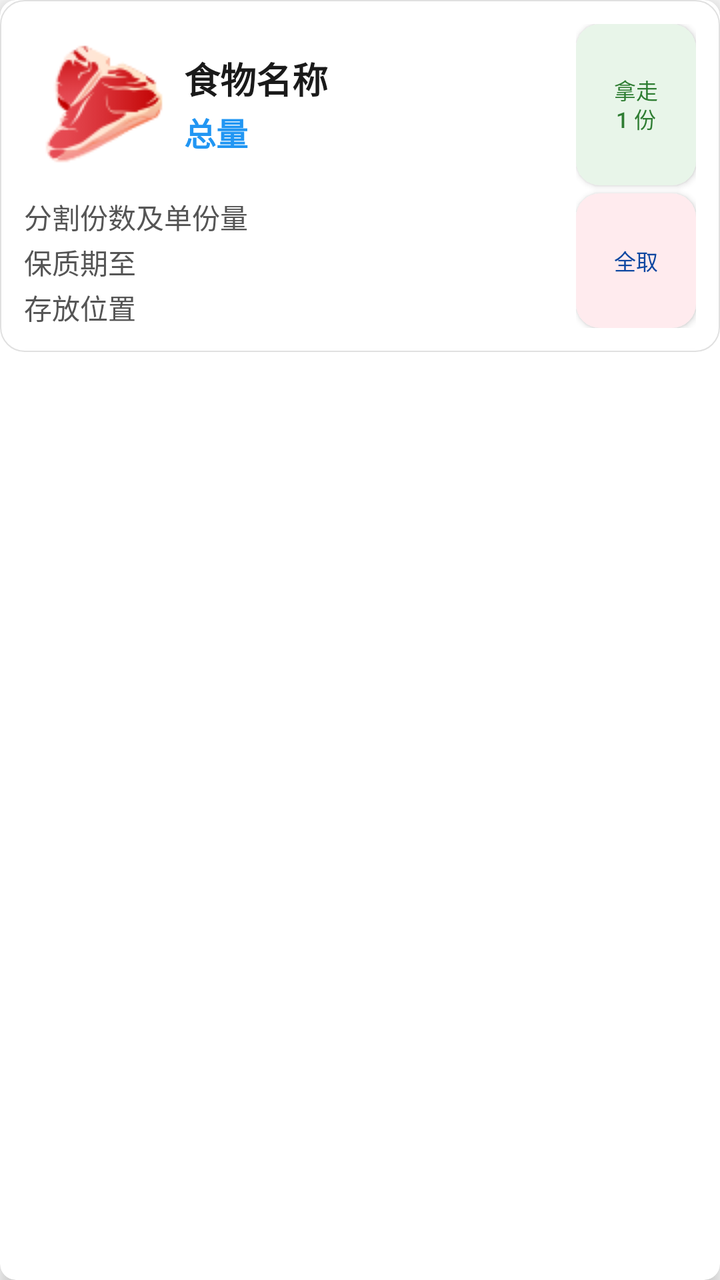
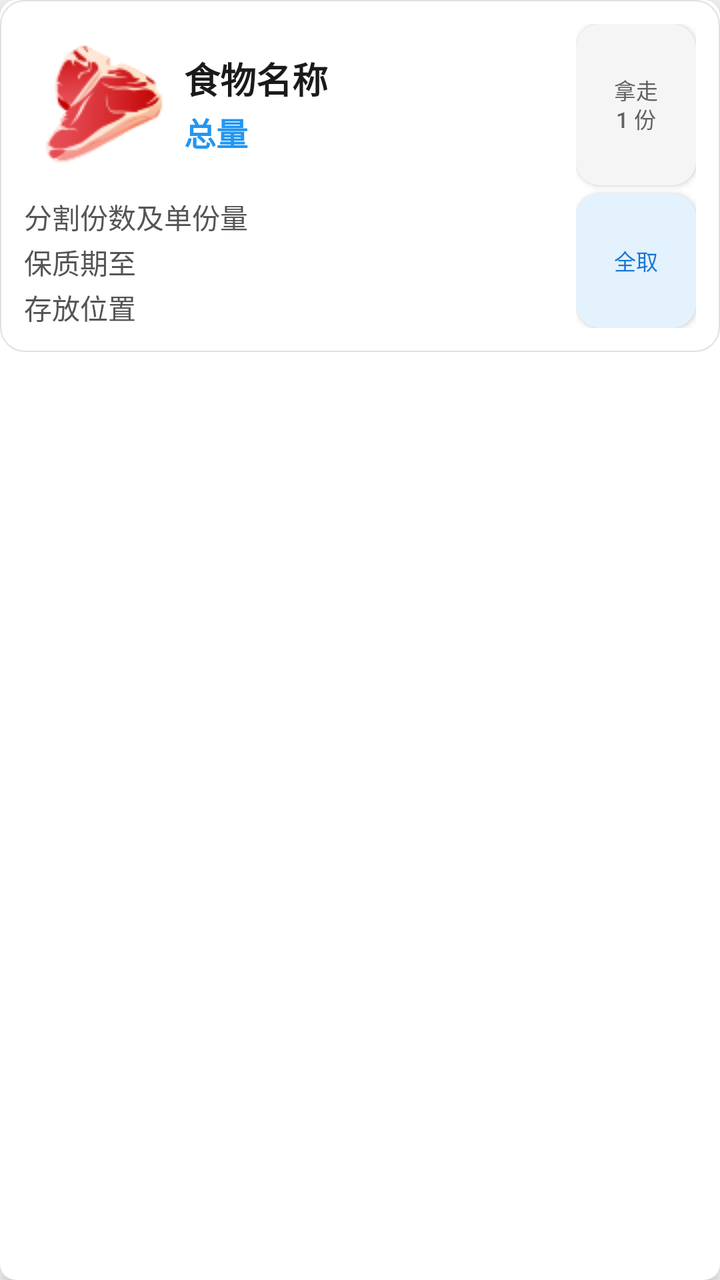

Compare the two renders of this Android layout. The source of the first and the diff that turns it into the second are given below.
<!-- AndroidManifest.xml: application theme Theme.AppCompat.Light.NoActionBar -->
<!-- res/layout/item_food.xml -->
<?xml version="1.0" encoding="utf-8"?>
<androidx.cardview.widget.CardView xmlns:android="http://schemas.android.com/apk/res/android"
    xmlns:app="http://schemas.android.com/apk/res-auto"
    android:layout_width="match_parent"
    android:layout_height="wrap_content"
    android:layout_margin="8dp"
    app:cardCornerRadius="8dp"
    app:cardElevation="6dp"
    app:cardPreventCornerOverlap="true">

    
    <LinearLayout
        android:id="@+id/itemContainer"
        android:layout_width="match_parent"
        android:layout_height="wrap_content"
        android:orientation="horizontal"
        android:padding="12dp"
        android:background="@drawable/bg_item_normal">

        
        <LinearLayout
            android:layout_width="0dp"
            android:layout_height="wrap_content"
            android:layout_weight="1"
            android:orientation="vertical">

            
            <LinearLayout
                android:layout_width="match_parent"
                android:layout_height="wrap_content"
                android:orientation="horizontal"
                android:gravity="center_vertical">

                <ImageView
                    android:id="@+id/itemIcon"
                    android:layout_width="64dp"
                    android:layout_height="64dp"
                    android:layout_margin="8dp"
                    android:scaleType="centerInside"
                    android:src="@drawable/cat_meat" />

                <LinearLayout
                    android:layout_width="match_parent"
                    android:layout_height="wrap_content"
                    android:orientation="vertical">

                    <TextView
                        android:id="@+id/itemName"
                        android:layout_width="wrap_content"
                        android:layout_height="wrap_content"
                        android:text="食物名称"
                        android:textSize="18sp"
                        android:textStyle="bold"
                        android:textColor="@color/text_primary" />

                    <TextView
                        android:id="@+id/itemStatus"
                        android:layout_width="wrap_content"
                        android:layout_height="wrap_content"
                        android:text="临期提醒"
                        android:textSize="12sp"
                        android:textStyle="bold"
                        android:visibility="gone"
                        android:layout_marginTop="2dp" />

                    <TextView
                        android:id="@+id/itemQuantity"
                        android:layout_width="wrap_content"
                        android:layout_height="wrap_content"
                        android:text="总量"
                        android:textSize="16sp"
                        android:textStyle="bold"
                        android:textColor="@color/accent_quantity"
                        android:layout_marginTop="2dp" />
                </LinearLayout>
            </LinearLayout>

            
            <TextView
                android:id="@+id/itemPortions"
                android:layout_width="match_parent"
                android:layout_height="wrap_content"
                android:text="分割份数及单份量"
                android:textSize="14sp"
                android:textColor="@color/text_hint"
                android:layout_marginTop="6dp" />

            <TextView
                android:id="@+id/itemRemark"
                android:layout_width="match_parent"
                android:layout_height="wrap_content"
                android:text="备注信息"
                android:textSize="14sp"
                android:textColor="@color/text_hint"
                android:layout_marginTop="2dp"
                android:visibility="gone" />

            <TextView
                android:id="@+id/itemDetail"
                android:layout_width="match_parent"
                android:layout_height="wrap_content"
                android:text="保质期至"
                android:textSize="14sp"
                android:textColor="@color/text_hint"
                android:layout_marginTop="2dp" />

            <TextView
                android:id="@+id/itemLocation"
                android:layout_width="match_parent"
                android:layout_height="wrap_content"
                android:text="存放位置"
                android:textSize="14sp"
                android:textColor="@color/text_hint"
                android:layout_marginTop="2dp" />
        </LinearLayout>

        
        <LinearLayout
            android:layout_width="60dp"
            android:layout_height="match_parent"
            android:orientation="vertical"
            android:gravity="center"
            android:layout_marginStart="6dp">

            <Button
                android:id="@+id/btnTakeOne"
                android:layout_width="match_parent"
                android:layout_height="0dp"
                android:layout_weight="1.2"
                android:text="拿走\n1 份"
                android:textSize="11sp"
                android:lineSpacingExtra="-2dp"
                android:background="@drawable/bg_btn_rounded"
                android:textColor="#FF2E7D32"
                android:textAllCaps="false"
                android:minHeight="36dp"
                android:padding="2dp"
                android:layout_marginBottom="4dp" />

            <Button
                android:id="@+id/btnTakeAll"
                android:layout_width="match_parent"
                android:layout_height="0dp"
                android:layout_weight="1"
                android:text="全取"
                android:textSize="11sp"
                android:background="@drawable/bg_btn_rounded_error"
                android:textColor="#FF0D47A1"
                android:textAllCaps="false"
                android:minHeight="36dp"
                android:padding="2dp" />
        </LinearLayout>
    </LinearLayout>
</androidx.cardview.widget.CardView>
<!-- resources referenced by this layout -->
<resources>
  <color name="accent_quantity">#FF2196F3</color>
  <color name="text_hint">#FF555555</color>
  <color name="text_primary">#FF1A1A1A</color>
  <!-- drawable bg_btn_rounded (drawable) -->
  <?xml version="1.0" encoding="utf-8"?>
  <shape xmlns:android="http://schemas.android.com/apk/res/android">
      <solid android:color="#FFE8F5E9" /> 
      <corners android:radius="12dp" />
  </shape>
  <!-- drawable bg_btn_rounded_error (drawable) -->
  <?xml version="1.0" encoding="utf-8"?>
  <shape xmlns:android="http://schemas.android.com/apk/res/android">
      <solid android:color="#FFEBEE" /> 
      <corners android:radius="12dp" />
  </shape>
  <!-- drawable bg_item_normal (drawable) -->
  <?xml version="1.0" encoding="utf-8"?>
  <shape xmlns:android="http://schemas.android.com/apk/res/android">
      <solid android:color="#FFFFFF" />
      <stroke android:width="0.5dp" android:color="#E0E0E0" />
      <corners android:radius="12dp" />
  </shape>
  <!-- drawable cat_meat: png bitmap (drawable, 4518 bytes) -->
</resources>

<!-- the commit's change to res/layout/item_food.xml (unified diff, before → after) -->
@@ -31,13 +31,24 @@
                 android:orientation="horizontal"
                 android:gravity="center_vertical">
 
-                <ImageView
-                    android:id="@+id/itemIcon"
+                <FrameLayout
                     android:layout_width="64dp"
                     android:layout_height="64dp"
-                    android:layout_margin="8dp"
-                    android:scaleType="centerInside"
-                    android:src="@drawable/cat_meat" />
+                    android:layout_margin="8dp">
+                    <ImageView
+                        android:id="@+id/itemIcon"
+                        android:layout_width="match_parent"
+                        android:layout_height="match_parent"
+                        android:scaleType="centerInside"
+                        android:src="@drawable/cat_meat" />
+                    <TextView
+                        android:id="@+id/itemIconEmoji"
+                        android:layout_width="match_parent"
+                        android:layout_height="match_parent"
+                        android:gravity="center"
+                        android:textSize="40sp"
+                        android:visibility="gone" />
+                </FrameLayout>
 
                 <LinearLayout
                     android:layout_width="match_parent"
@@ -130,8 +141,8 @@
                 android:text="拿走\n1 份"
                 android:textSize="11sp"
                 android:lineSpacingExtra="-2dp"
-                android:background="@drawable/bg_btn_rounded"
-                android:textColor="#FF2E7D32"
+                android:background="@drawable/bg_btn_item_one"
+                android:textColor="#FF616161"
                 android:textAllCaps="false"
                 android:minHeight="36dp"
                 android:padding="2dp"
@@ -144,8 +155,8 @@
                 android:layout_weight="1"
                 android:text="全取"
                 android:textSize="11sp"
-                android:background="@drawable/bg_btn_rounded_error"
-                android:textColor="#FF0D47A1"
+                android:background="@drawable/bg_btn_item_all"
+                android:textColor="#FF1976D2"
                 android:textAllCaps="false"
                 android:minHeight="36dp"
                 android:padding="2dp" />
<!-- resource entries referenced after the edit -->
@@ -3,16 +3,16 @@
   <color name="accent_quantity">#FF2196F3</color>
   <color name="text_hint">#FF555555</color>
   <color name="text_primary">#FF1A1A1A</color>
-  <!-- drawable bg_btn_rounded (drawable) -->
+  <!-- drawable bg_btn_item_all (drawable) -->
   <?xml version="1.0" encoding="utf-8"?>
   <shape xmlns:android="http://schemas.android.com/apk/res/android">
-      <solid android:color="#FFE8F5E9" /> 
+      <solid android:color="#E3F2FD" /> 
       <corners android:radius="12dp" />
   </shape>
-  <!-- drawable bg_btn_rounded_error (drawable) -->
+  <!-- drawable bg_btn_item_one (drawable) -->
   <?xml version="1.0" encoding="utf-8"?>
   <shape xmlns:android="http://schemas.android.com/apk/res/android">
-      <solid android:color="#FFEBEE" /> 
+      <solid android:color="#F5F5F5" /> 
       <corners android:radius="12dp" />
   </shape>
   <!-- drawable bg_item_normal (drawable) -->
